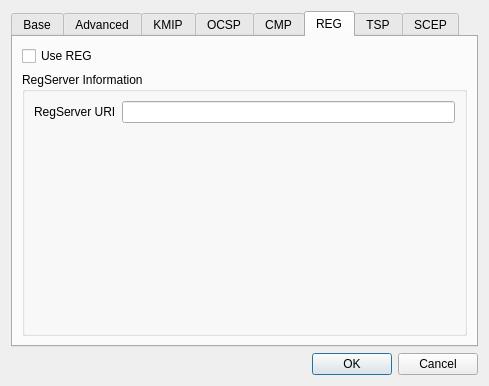
jykim74/CertMan, file CertMan/settings_dlg.ui: the form before one commit.
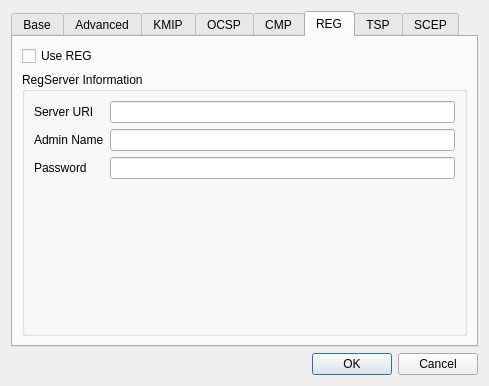
The form after the commit. The open tabs and pages were chosen to show the change.

Commit message: REG 로그인 기능 UI 구현

What changed in the file:
```diff
--- a/CertMan/settings_dlg.ui
+++ b/CertMan/settings_dlg.ui
@@ -891,13 +891,37 @@
             <item row="0" column="0">
              <widget class="QLabel" name="label_17">
               <property name="text">
-               <string>RegServer URI</string>
+               <string>Server URI</string>
               </property>
              </widget>
             </item>
             <item row="0" column="1">
              <widget class="QLineEdit" name="mREGURIText"/>
             </item>
+            <item row="1" column="0">
+             <widget class="QLabel" name="label_29">
+              <property name="text">
+               <string>Admin Name</string>
+              </property>
+             </widget>
+            </item>
+            <item row="1" column="1">
+             <widget class="QLineEdit" name="mREGAdminNameText"/>
+            </item>
+            <item row="2" column="0">
+             <widget class="QLabel" name="label_34">
+              <property name="text">
+               <string>Password</string>
+              </property>
+             </widget>
+            </item>
+            <item row="2" column="1">
+             <widget class="QLineEdit" name="mREGPasswordText">
+              <property name="echoMode">
+               <enum>QLineEdit::Password</enum>
+              </property>
+             </widget>
+            </item>
            </layout>
           </item>
           <item>
```
Left out of the diff: 2 changed lines with no effect on the pictures. The commit also changes 5 other files.
